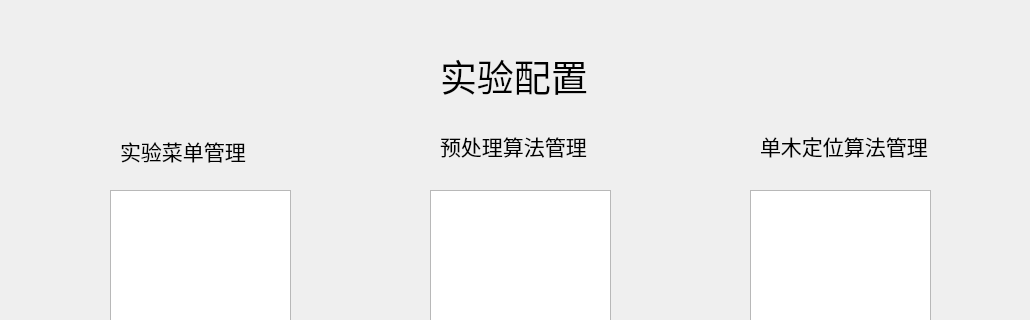
Before: the Qt Designer form code/config/Config.ui in lj976264709/Ljtry, drawn with Qt 5; both pictures show x 0 to 1030 and y 0 to 320 of the 1030 by 756 pixel window.
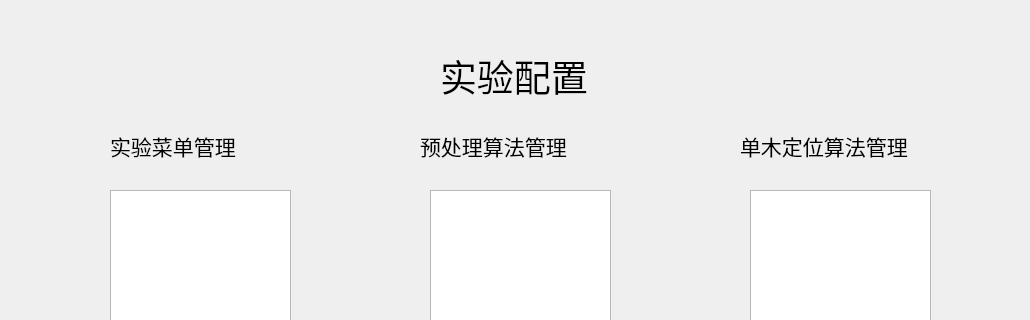
After: the same form once the commit is applied.

The edit to the form file:
```diff
--- a/code/config/Config.ui
+++ b/code/config/Config.ui
@@ -101,10 +101,10 @@
   <widget class="QLabel" name="label">
    <property name="geometry">
     <rect>
-     <x>120</x>
+     <x>110</x>
      <y>120</y>
-     <width>141</width>
-     <height>61</height>
+     <width>171</width>
+     <height>51</height>
     </rect>
    </property>
    <property name="font">
@@ -120,9 +120,9 @@
   <widget class="QLabel" name="label_2">
    <property name="geometry">
     <rect>
-     <x>440</x>
+     <x>420</x>
      <y>120</y>
-     <width>161</width>
+     <width>201</width>
      <height>51</height>
     </rect>
    </property>
@@ -139,9 +139,9 @@
   <widget class="QLabel" name="label_3">
    <property name="geometry">
     <rect>
-     <x>760</x>
+     <x>740</x>
      <y>120</y>
-     <width>211</width>
+     <width>231</width>
      <height>51</height>
     </rect>
    </property>
```
